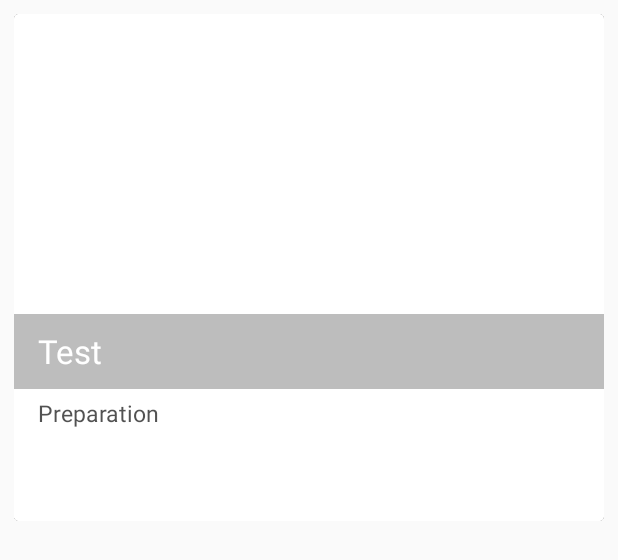
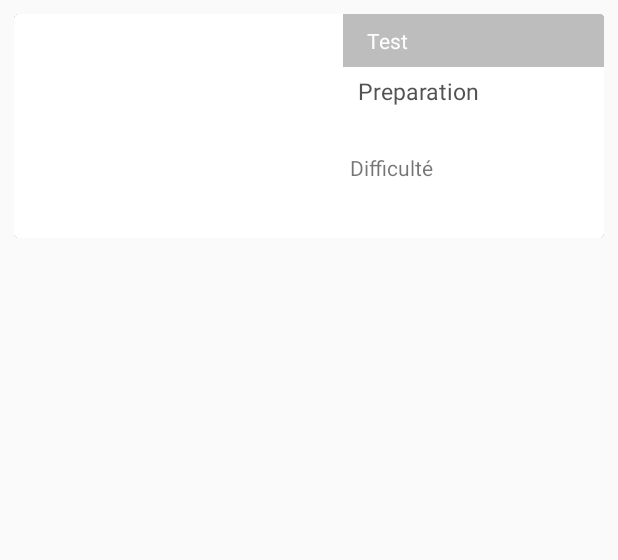
Before and after one commit to ThodlyPersonalCoding/SaveursLocales, an Android app: the layout recette_layout.xml on its own in the app's theme, with its tools: preview values and no code run, on a phone screen of 412 x 824 dp. Shown: the top 560 px of the screen. Run offline under Robolectric (Android 15) with nearby library versions, the phone set to English and light mode, and no system bars.

Commit message:
non changeable rating added - design modified

```diff
--- a/app/src/main/java/com/example/thodlydugue/saveurslocales/Adapter/ListviewrecetteAdapter.java
+++ b/app/src/main/java/com/example/thodlydugue/saveurslocales/Adapter/ListviewrecetteAdapter.java
@@ -19,6 +19,7 @@ public class ListviewrecetteAdapter extends ArrayAdapter<recettes> {
     private static class ViewHolder {
         TextView textrecette;
         ImageView imageView;
+        ImageView imageView1;
         TextView txtdesc;
     }
     public ListviewrecetteAdapter(Context context, ArrayList<recettes> users) {
@@ -33,13 +34,14 @@ public class ListviewrecetteAdapter extends ArrayAdapter<recettes> {
         // Check if an existing view is being reused, otherwise inflate the view
         ViewHolder viewHolder; // view lookup cache stored in tag
         if (convertView == null) {
-            // If there's no view to re-use, inflate a brand new view for row
+            // If there's no view to re-use, inflate a brand new view for listviewrow
             viewHolder = new ViewHolder();
             LayoutInflater inflater = LayoutInflater.from(getContext());
             convertView = inflater.inflate(R.layout.recette_layout, parent, false);
             viewHolder.textrecette = (TextView) convertView.findViewById(R.id.txtrecette);
             viewHolder.imageView = (ImageView) convertView.findViewById(R.id.imrecette);
             viewHolder.txtdesc=(TextView) convertView.findViewById(R.id.txtdescription);
+            viewHolder.imageView1 = (ImageView) convertView.findViewById(R.id.imrecette1);
             // Cache the viewHolder object inside the fresh view
             convertView.setTag(viewHolder);
         } else {
@@ -52,6 +54,7 @@ public class ListviewrecetteAdapter extends ArrayAdapter<recettes> {
         viewHolder.textrecette.setText(r.getNom_recette());
         Picasso.with(getContext()).load(r.getImage_recette()).resize(240, 120).into(viewHolder.imageView);
         viewHolder.txtdesc.setText(r.getDescription());
+        Picasso.with(getContext()).load(r.getImage_recette1()).resize(150, 50).into(viewHolder.imageView1);
 
         // viewHolder.home.setText(user.hometown);
         // Return the completed view to render on screen.
--- a/app/src/main/java/com/example/thodlydugue/saveurslocales/Adapter/RecyclerViewRecetteAdapter.java
+++ b/app/src/main/java/com/example/thodlydugue/saveurslocales/Adapter/RecyclerViewRecetteAdapter.java
@@ -36,6 +36,7 @@ public class RecyclerViewRecetteAdapter extends RecyclerView.Adapter<RecyclerVie
 
         viewHolder.txtrecette.setText(recettes.get(i).getNom_recette());
         Picasso.with(context).load(recettes.get(i).getImage_recette()).resize(240, 120).into(viewHolder.imrecette);
+        Picasso.with(context).load(recettes.get(i).getImage_recette1()).resize(150, 50).into(viewHolder.imrecette1);
     }
 
     @Override
@@ -46,11 +47,13 @@ public class RecyclerViewRecetteAdapter extends RecyclerView.Adapter<RecyclerVie
     public class ViewHolder extends RecyclerView.ViewHolder{
         private TextView txtrecette;
         private ImageView imrecette;
+        private ImageView imrecette1;
         public ViewHolder(View view) {
             super(view);
 
             txtrecette = (TextView)view.findViewById(R.id.txtrecette);
             imrecette = (ImageView) view.findViewById(R.id.imrecette);
+            imrecette1 = (ImageView) view.findViewById(R.id.imrecette1);
         }
     }
 
--- a/app/src/main/java/com/example/thodlydugue/saveurslocales/ApperitifsActivity.java
+++ b/app/src/main/java/com/example/thodlydugue/saveurslocales/ApperitifsActivity.java
@@ -113,9 +113,6 @@ public class ApperitifsActivity extends AppCompatActivity {
 
             @Override
             public void onItemClick(AdapterView<?> parent, View view, int position, long id) {
-                //view is an instance of MovieView
-                //Expose details of movie (ratings (out of 10), popularity, and synopsis
-                //ratings using RatingBar
                 recettes recette = listRecette.get(position);
 
                 Intent intent = new Intent(ApperitifsActivity.this, DetailsActivity.class);
--- a/app/src/main/java/com/example/thodlydugue/saveurslocales/BoissonsActivity.java
+++ b/app/src/main/java/com/example/thodlydugue/saveurslocales/BoissonsActivity.java
@@ -58,7 +58,7 @@ public class BoissonsActivity extends AppCompatActivity {
             }
         });
 
-        getSupportActionBar().setTitle("Viandes");
+        getSupportActionBar().setTitle("Boissons");
 
 
         Backendless.initApp(getApplicationContext(), AplicationID, SecretKey);
@@ -112,9 +112,6 @@ public class BoissonsActivity extends AppCompatActivity {
 
             @Override
             public void onItemClick(AdapterView<?> parent, View view, int position, long id) {
-                //view is an instance of MovieView
-                //Expose details of movie (ratings (out of 10), popularity, and synopsis
-                //ratings using RatingBar
                 recettes recette = listRecette.get(position);
 
                 Intent intent = new Intent(BoissonsActivity.this, DetailsActivity.class);
--- a/app/src/main/java/com/example/thodlydugue/saveurslocales/PoissonsActivity.java
+++ b/app/src/main/java/com/example/thodlydugue/saveurslocales/PoissonsActivity.java
@@ -113,9 +113,6 @@ public class PoissonsActivity extends AppCompatActivity {
 
             @Override
             public void onItemClick(AdapterView<?> parent, View view, int position, long id) {
-                //view is an instance of MovieView
-                //Expose details of movie (ratings (out of 10), popularity, and synopsis
-                //ratings using RatingBar
                 recettes recette = listRecette.get(position);
 
                 Intent intent = new Intent(PoissonsActivity.this, DetailsActivity.class);
--- a/app/src/main/java/com/example/thodlydugue/saveurslocales/SoupActivity.java
+++ b/app/src/main/java/com/example/thodlydugue/saveurslocales/SoupActivity.java
@@ -103,9 +103,6 @@ public class SoupActivity extends AppCompatActivity {
 
             @Override
             public void onItemClick(AdapterView<?> parent, View view, int position, long id) {
-                //view is an instance of MovieView
-                //Expose details of movie (ratings (out of 10), popularity, and synopsis
-                //ratings using RatingBar
                 recettes recette = listRecette.get(position);
 
                 Intent intent = new Intent(SoupActivity.this, DetailsActivity.class);
--- a/app/src/main/java/com/example/thodlydugue/saveurslocales/ViandesActivity.java
+++ b/app/src/main/java/com/example/thodlydugue/saveurslocales/ViandesActivity.java
@@ -111,11 +111,7 @@ public class ViandesActivity extends AppCompatActivity {
 
             @Override
             public void onItemClick(AdapterView<?> parent, View view, int position, long id) {
-                //view is an instance of MovieView
-                //Expose details of movie (ratings (out of 10), popularity, and synopsis
-                //ratings using RatingBar
                 recettes recette = listRecette.get(position);
-
                 Intent intent = new Intent(ViandesActivity.this, DetailsActivity.class);
                 intent.putExtra("recettes", recette);
                 startActivity(intent);
--- a/app/src/main/res/layout/row.xml
+++ b/app/src/main/res/layout/listviewrow.xml
@@ -2,7 +2,7 @@
 <LinearLayout
     xmlns:android="http://schemas.android.com/apk/res/android"
     android:layout_width="match_parent"
-    android:layout_height="120dp"
+    android:layout_height="110dp"
     android:orientation="horizontal"
     android:gravity="center"
     android:background="@color/colorPrimaryDark">
@@ -11,7 +11,7 @@
         android:id="@+id/logo"
         android:src="@mipmap/ic_launcher_round"
         android:layout_width="100dp"
-        android:layout_height="100dp" />
+        android:layout_height="80dp" />
     <LinearLayout
         android:layout_width="match_parent"
         android:layout_height="wrap_content"
@@ -23,7 +23,7 @@
             android:textColor="#FFFF"
             android:layout_width="match_parent"
             android:layout_height="wrap_content"
-            android:textSize="50sp"
+            android:textSize="30sp"
             android:gravity="center"
             android:textStyle="bold"/>
 
--- a/app/src/main/res/layout/recette_layout.xml
+++ b/app/src/main/res/layout/recette_layout.xml
@@ -6,46 +6,36 @@
     android:layout_height="match_parent"
     android:orientation="vertical">
 
-    <!--
-    <ImageView
-        android:id="@+id/ivArticle"
-        android:layout_width="wrap_content"
-        android:layout_height="wrap_content"
-        android:src="@mipmap/ic_wifi"
-        android:background="@color/white"
-        android:adjustViewBounds="true"
-        android:scaleType="fitXY"/>
-       -->
-
 
     <android.support.v7.widget.CardView
         android:layout_width="fill_parent"
         android:layout_height="wrap_content"
-        card_view:cardCornerRadius="3dp"
-        android:layout_marginTop="9dp"
+        android:layout_marginBottom="0dp"
         android:layout_marginLeft="9dp"
         android:layout_marginRight="9dp"
-        card_view:cardElevation="0.01dp"
-        android:layout_marginBottom="0dp">
+        android:layout_marginTop="9dp"
+        card_view:cardCornerRadius="3dp"
+        card_view:cardElevation="0.01dp">
+
         <RelativeLayout
             android:id="@+id/top_layout"
             android:layout_width="fill_parent"
-            android:layout_height="338dp">
+            android:layout_height="match_parent">
 
             <ImageView
                 android:id="@+id/imrecette"
-                android:layout_width="fill_parent"
-                android:layout_height="250dp"
-                android:scaleType="fitXY"
-                android:layout_marginBottom="50dp"/>
+                android:layout_width="169dp"
+                android:layout_height="149dp"
+                android:layout_alignParentStart="true"
+                android:layout_alignParentTop="true"
+                android:scaleType="fitXY" />
 
             <TextView
                 android:id="@+id/txtrecette"
-                android:layout_width="fill_parent"
-                android:layout_height="50dp"
-                android:layout_alignBottom="@+id/imrecette"
-                android:layout_alignParentLeft="true"
-                android:layout_alignParentStart="true"
+                android:layout_width="174dp"
+                android:layout_height="35dp"
+                android:layout_alignParentEnd="true"
+                android:layout_alignParentTop="true"
                 android:layout_gravity="bottom"
                 android:alpha="0.8"
                 android:background="#5c1b1b1b"
@@ -54,25 +44,42 @@
                 android:paddingRight="@dimen/activity_horizontal_margin"
                 android:text="Test"
                 android:textColor="#fff"
-                android:textSize="22sp" />
+                android:textSize="14sp"
+                android:textStyle="normal" />
 
 
             <TextView
                 android:id="@+id/txtdescription"
-                android:layout_width="fill_parent"
-                android:layout_height="wrap_content"
+                android:layout_width="180dp"
+                android:layout_height="57dp"
+                android:layout_alignParentEnd="true"
+                android:layout_below="@+id/txtrecette"
+                android:alpha="0.8"
+                android:paddingBottom="2dp"
                 android:paddingLeft="@dimen/activity_horizontal_margin"
                 android:paddingRight="@dimen/activity_horizontal_margin"
                 android:paddingTop="5dp"
-                android:paddingBottom="2dp"
-                android:alpha="0.8"
+                android:text="Preparation"
                 android:textColor="#ff272727"
-                android:textSize="15dp"
-                android:text="Preparation"
-                android:layout_below="@+id/txtrecette"
-                android:layout_alignParentLeft="true"
-                android:layout_alignParentStart="true"
-                android:layout_alignParentBottom="true" />
+                android:textSize="15dp" />
+
+            <ImageView
+                android:id="@+id/imrecette1"
+                android:layout_width="169dp"
+                android:layout_height="27dp"
+                android:layout_alignParentEnd="true"
+                android:layout_alignParentTop="true"
+                android:layout_marginTop="110dp"
+                android:scaleType="fitXY" />
+
+            <TextView
+                android:id="@+id/textView"
+                android:layout_width="wrap_content"
+                android:layout_height="wrap_content"
+                android:layout_alignStart="@+id/imrecette1"
+                android:layout_below="@+id/txtdescription"
+                android:text="Difficulté" />
+
         </RelativeLayout>
     </android.support.v7.widget.CardView>
 
```
Also changed, not shown: app/src/main/java/com/example/thodlydugue/saveurslocales/CategorieMenuActivity.java (+7 -9 lines), app/src/main/java/com/example/thodlydugue/saveurslocales/Modele/recettes.java (+10 -1 lines), app/src/main/res/layout/activity_details.xml (+4 -4 lines).
